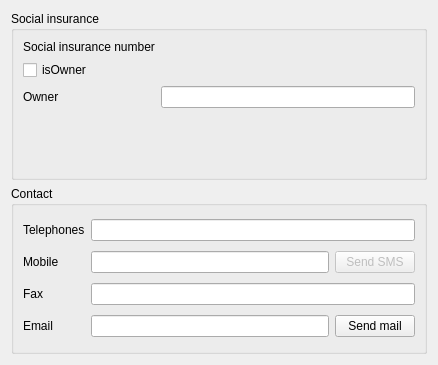
The window that global_resources/forms/subforms/generic/fullidentity/ui/xx/identity.ui (FreeHealth/freehealth) describes before a commit, drawn with Qt 5.
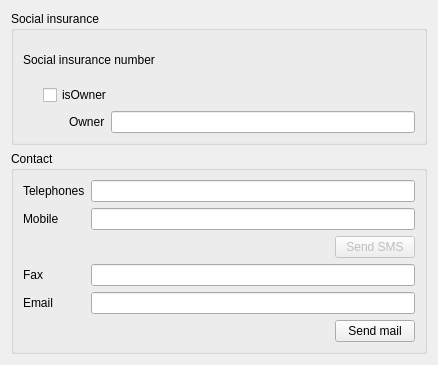
The same window after the commit.

Commit message: ui cosmetics, script function

```diff
--- a/global_resources/forms/subforms/generic/fullidentity/ui/xx/identity.ui
+++ b/global_resources/forms/subforms/generic/fullidentity/ui/xx/identity.ui
@@ -17,106 +17,46 @@
    <item row="0" column="0">
     <layout class="QVBoxLayout" name="identityLayout"/>
    </item>
-   <item row="1" column="0">
-    <widget class="QGroupBox" name="frenchGroup">
-     <property name="title">
-      <string>Social insurance</string>
-     </property>
-     <layout class="QFormLayout" name="formLayout">
-      <property name="fieldGrowthPolicy">
-       <enum>QFormLayout::AllNonFixedFieldsGrow</enum>
-      </property>
-      <item row="0" column="0">
-       <widget class="QLabel" name="socialNumberLabel">
-        <property name="text">
-         <string>Social insurance number</string>
-        </property>
-       </widget>
-      </item>
-      <item row="0" column="1">
-       <layout class="QHBoxLayout" name="socialNumberLayout"/>
-      </item>
-      <item row="1" column="0" colspan="2">
-       <widget class="QCheckBox" name="isSINOwnerCheck">
-        <property name="text">
-         <string>isOwner</string>
-        </property>
-       </widget>
-      </item>
-      <item row="2" column="0">
-       <widget class="QLabel" name="ownerLabel">
-        <property name="text">
-         <string>Owner</string>
-        </property>
-        <property name="buddy">
-         <cstring>ownerEdit</cstring>
-        </property>
-       </widget>
-      </item>
-      <item row="2" column="1">
-       <widget class="QLineEdit" name="ownerEdit"/>
-      </item>
-     </layout>
-    </widget>
-   </item>
    <item row="2" column="0">
     <widget class="QGroupBox" name="contactGroup">
      <property name="title">
       <string>Contact</string>
      </property>
-     <layout class="QGridLayout" name="gridLayout">
-      <item row="3" column="3">
-       <layout class="QHBoxLayout" name="horizontalLayout">
-        <item>
-         <widget class="QLineEdit" name="emailEdit"/>
-        </item>
-        <item>
-         <widget class="QPushButton" name="sendMailButton">
-          <property name="text">
-           <string>Send mail</string>
-          </property>
-         </widget>
-        </item>
-       </layout>
-      </item>
-      <item row="3" column="0">
-       <widget class="QLabel" name="emailLabel">
-        <property name="text">
-         <string>Email</string>
-        </property>
-       </widget>
-      </item>
-      <item row="0" column="0" colspan="2">
+     <layout class="QFormLayout" name="formLayout">
+      <item row="0" column="0">
        <widget class="QLabel" name="telsLabel">
         <property name="text">
          <string>Telephones</string>
         </property>
        </widget>
       </item>
-      <item row="2" column="0">
-       <widget class="QLabel" name="faxLabel">
-        <property name="text">
-         <string>Fax</string>
-        </property>
-       </widget>
-      </item>
-      <item row="2" column="3">
-       <widget class="QLineEdit" name="faxEdit"/>
-      </item>
-      <item row="0" column="3">
+      <item row="0" column="1">
        <widget class="QLineEdit" name="telsEdit"/>
       </item>
-      <item row="1" column="0" colspan="2">
+      <item row="1" column="0">
        <widget class="QLabel" name="mobileLable">
         <property name="text">
          <string>Mobile</string>
         </property>
        </widget>
       </item>
-      <item row="1" column="3">
-       <layout class="QHBoxLayout" name="horizontalLayout_2">
+      <item row="1" column="1">
+       <widget class="QLineEdit" name="mobileEdit"/>
+      </item>
+      <item row="2" column="1">
+       <layout class="QHBoxLayout" name="horizontalLayout">
         <item>
-         <widget class="QLineEdit" name="mobileEdit"/>
+         <spacer name="horizontalSpacer_4">
+          <property name="orientation">
+           <enum>Qt::Horizontal</enum>
+          </property>
+          <property name="sizeHint" stdset="0">
+           <size>
+            <width>40</width>
+            <height>20</height>
+           </size>
+          </property>
+         </spacer>
         </item>
         <item>
          <widget class="QPushButton" name="sendSmsButton">
@@ -125,6 +65,141 @@
           </property>
           <property name="text">
            <string>Send SMS</string>
+          </property>
+         </widget>
+        </item>
+       </layout>
+      </item>
+      <item row="3" column="0">
+       <widget class="QLabel" name="faxLabel">
+        <property name="text">
+         <string>Fax</string>
+        </property>
+       </widget>
+      </item>
+      <item row="3" column="1">
+       <widget class="QLineEdit" name="faxEdit"/>
+      </item>
+      <item row="4" column="0">
+       <widget class="QLabel" name="emailLabel">
+        <property name="text">
+         <string>Email</string>
+        </property>
+       </widget>
+      </item>
+      <item row="4" column="1">
+       <widget class="QLineEdit" name="emailEdit"/>
+      </item>
+      <item row="5" column="1">
+       <layout class="QHBoxLayout" name="horizontalLayout_2">
+        <item>
+         <spacer name="horizontalSpacer_5">
+          <property name="orientation">
+           <enum>Qt::Horizontal</enum>
+          </property>
+          <property name="sizeHint" stdset="0">
+           <size>
+            <width>40</width>
+            <height>20</height>
+           </size>
+          </property>
+         </spacer>
+        </item>
+        <item>
+         <widget class="QPushButton" name="sendMailButton">
+          <property name="text">
+           <string>Send mail</string>
+          </property>
+         </widget>
+        </item>
+       </layout>
+      </item>
+     </layout>
+    </widget>
+   </item>
+   <item row="1" column="0">
+    <widget class="QGroupBox" name="frenchGroup">
+     <property name="title">
+      <string>Social insurance</string>
+     </property>
+     <layout class="QGridLayout" name="gridLayout_4">
+      <item row="0" column="0">
+       <widget class="QLabel" name="socialNumberLabel">
+        <property name="text">
+         <string>Social insurance number</string>
+        </property>
+       </widget>
+      </item>
+      <item row="0" column="1">
+       <layout class="QHBoxLayout" name="socialNumberLayout"/>
+      </item>
+      <item row="1" column="0" colspan="2">
+       <layout class="QGridLayout" name="gridLayout_2">
+        <item row="0" column="0">
+         <spacer name="horizontalSpacer">
+          <property name="orientation">
+           <enum>Qt::Horizontal</enum>
+          </property>
+          <property name="sizeType">
+           <enum>QSizePolicy::Fixed</enum>
+          </property>
+          <property name="sizeHint" stdset="0">
+           <size>
+            <width>20</width>
+            <height>20</height>
+           </size>
+          </property>
+         </spacer>
+        </item>
+        <item row="1" column="0">
+         <spacer name="horizontalSpacer_2">
+          <property name="orientation">
+           <enum>Qt::Horizontal</enum>
+          </property>
+          <property name="sizeType">
+           <enum>QSizePolicy::Fixed</enum>
+          </property>
+          <property name="sizeHint" stdset="0">
+           <size>
+            <width>20</width>
+            <height>20</height>
+           </size>
+          </property>
+         </spacer>
+        </item>
+        <item row="1" column="1">
+         <spacer name="horizontalSpacer_3">
+          <property name="orientation">
+           <enum>Qt::Horizontal</enum>
+          </property>
+          <property name="sizeType">
+           <enum>QSizePolicy::Fixed</enum>
+          </property>
+          <property name="sizeHint" stdset="0">
+           <size>
+            <width>20</width>
+            <height>20</height>
+           </size>
+          </property>
+         </spacer>
+        </item>
+        <item row="1" column="2">
+         <widget class="QLabel" name="ownerLabel">
+          <property name="text">
+           <string>Owner</string>
+          </property>
+          <property name="buddy">
+           <cstring>ownerEdit</cstring>
+          </property>
+         </widget>
+        </item>
+        <item row="1" column="3">
+         <widget class="QLineEdit" name="ownerEdit"/>
+        </item>
+        <item row="0" column="1" colspan="3">
+         <widget class="QCheckBox" name="isSINOwnerCheck">
+          <property name="text">
+           <string>isOwner</string>
           </property>
          </widget>
         </item>
```
The commit also changes 1 other file.
